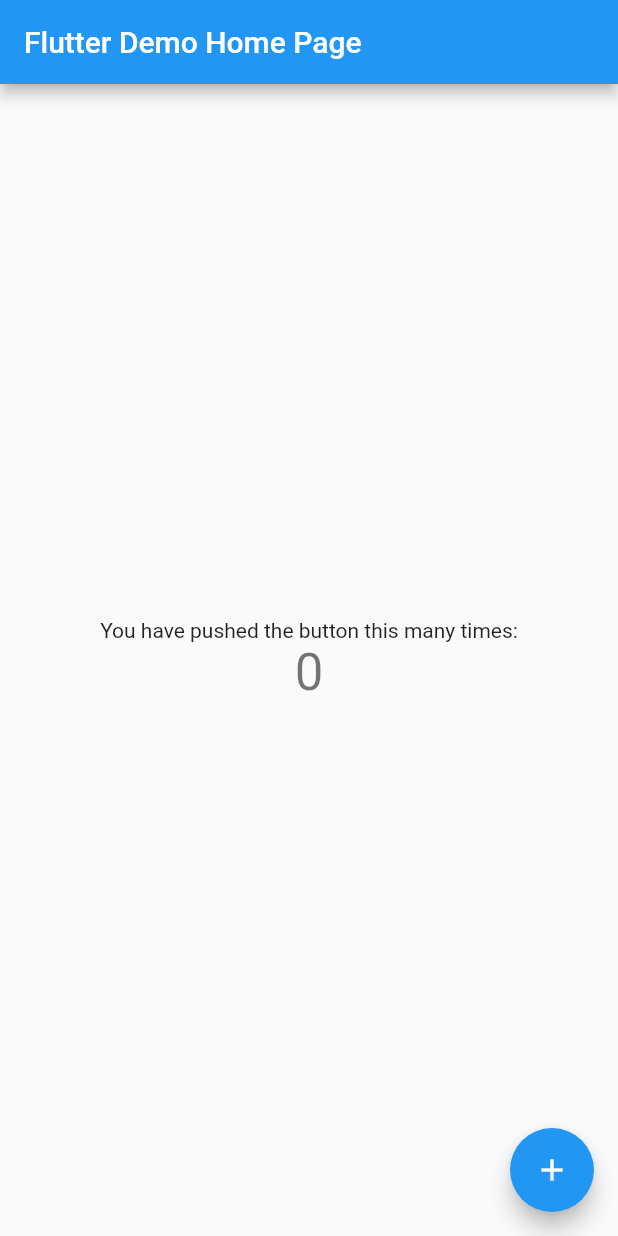
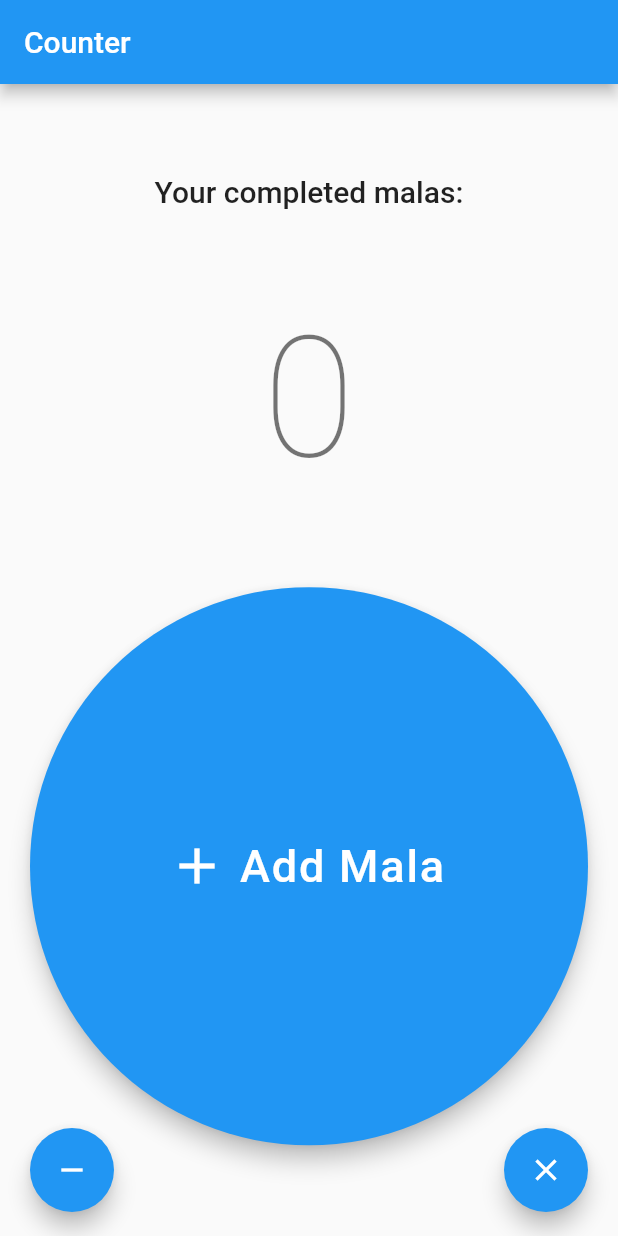
Before and after one commit to yashvyas29/YVCounter, a Flutter app: the screen it shows after launch, on a phone screen of 412 x 824 dp. Run offline on Flutter 3.47's test engine with Material 2 defaults, Android fonts, the phone set to English and light mode, and no system bars.

Commit message:
Added counter buttons for adding, removing and clearing the counter.

```diff
--- a/lib/main.dart
+++ b/lib/main.dart
@@ -11,7 +11,7 @@ class MyApp extends StatelessWidget {
   @override
   Widget build(BuildContext context) {
     return MaterialApp(
-      title: 'Flutter Demo',
+      title: 'Counter',
       theme: ThemeData(
         // This is the theme of your application.
         //
@@ -24,7 +24,7 @@ class MyApp extends StatelessWidget {
         // is not restarted.
         primarySwatch: Colors.blue,
       ),
-      home: const MyHomePage(title: 'Flutter Demo Home Page'),
+      home: const MyHomePage(title: 'Counter'),
     );
   }
 }
@@ -61,6 +61,20 @@ class _MyHomePageState extends State<MyHomePage> {
     });
   }
 
+  void _decrementCounter() {
+    if (_counter > 0) {
+      setState(() {
+        _counter--;
+      });
+    }
+  }
+
+  void _resetCounter() {
+    setState(() {
+      _counter = 0;
+    });
+  }
+
   @override
   Widget build(BuildContext context) {
     // This method is rerun every time setState is called, for instance as done
@@ -93,23 +107,51 @@ class _MyHomePageState extends State<MyHomePage> {
           // center the children vertically; the main axis here is the vertical
           // axis because Columns are vertical (the cross axis would be
           // horizontal).
-          mainAxisAlignment: MainAxisAlignment.center,
+          mainAxisAlignment: MainAxisAlignment.spaceEvenly,
+          crossAxisAlignment: CrossAxisAlignment.center,
           children: <Widget>[
-            const Text(
-              'You have pushed the button this many times:',
+            Text(
+              'Your completed malas:',
+              style: Theme.of(context).textTheme.headline6,
             ),
             Text(
               '$_counter',
-              style: Theme.of(context).textTheme.headline4,
+              style: Theme.of(context).textTheme.headline1,
+            ),
+            SizedBox(
+              width: MediaQuery.of(context).size.width - 40,
+              height: MediaQuery.of(context).size.width - 40,
+              child: FloatingActionButton.extended(
+                icon: const Icon(Icons.add, size: 40),
+                label: const Text(
+                  'Add Mala',
+                  style: TextStyle(fontSize: 30),
+                ),
+                tooltip: 'Add Mala',
+                onPressed: _incrementCounter,
+              ),
             ),
           ],
         ),
       ),
-      floatingActionButton: FloatingActionButton(
-        onPressed: _incrementCounter,
-        tooltip: 'Increment',
-        child: const Icon(Icons.add),
-      ), // This trailing comma makes auto-formatting nicer for build methods.
+      floatingActionButton: Padding(
+        padding: const EdgeInsets.symmetric(horizontal: 20),
+        child: Row(
+          mainAxisAlignment: MainAxisAlignment.spaceBetween,
+          children: <Widget>[
+            FloatingActionButton(
+              onPressed: _decrementCounter,
+              child: const Icon(Icons.remove),
+            ),
+            FloatingActionButton(
+              onPressed: _resetCounter,
+              child: const Icon(Icons.clear_outlined),
+            ),
+          ],
+        ),
+      ),
+      floatingActionButtonLocation: FloatingActionButtonLocation.centerFloat,
+      // This trailing comma makes auto-formatting nicer for build methods.
     );
   }
 }
```
